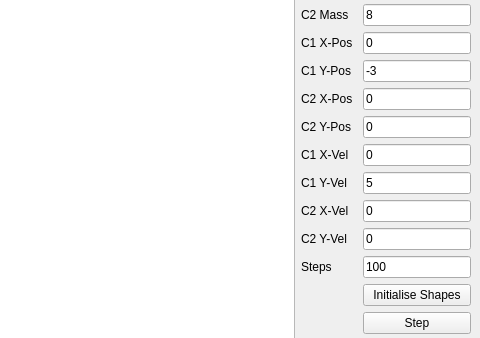
This is gui/ui/mainwindow.ui in RobotApocalypseCommittee/PhysicsEngineC4 as Qt 5 draws it before an edit; both pictures show x 320 to 800 and y 106 to 444 of the 800 by 600 pixel window. The edited form follows.
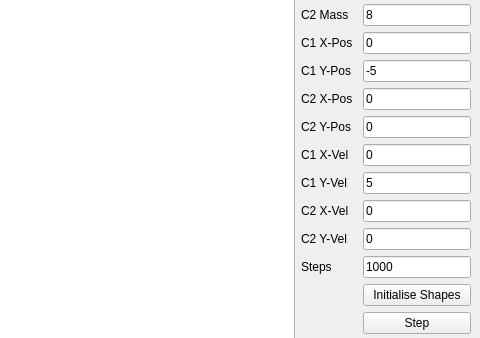
This is the edited form.

What changed in the file:
```diff
--- a/gui/ui/mainwindow.ui
+++ b/gui/ui/mainwindow.ui
@@ -75,7 +75,7 @@
       <item row="5" column="1">
        <widget class="QLineEdit" name="c1YPosLineEdit">
         <property name="text">
-         <string>-3</string>
+         <string>-5</string>
         </property>
        </widget>
       </item>
@@ -201,7 +201,7 @@
       <item row="12" column="1">
        <widget class="QLineEdit" name="stepsLineEdit">
         <property name="text">
-         <string>100</string>
+         <string>1000</string>
         </property>
        </widget>
       </item>
```
Left out of the diff: 1 changed line with no effect on the pictures.
